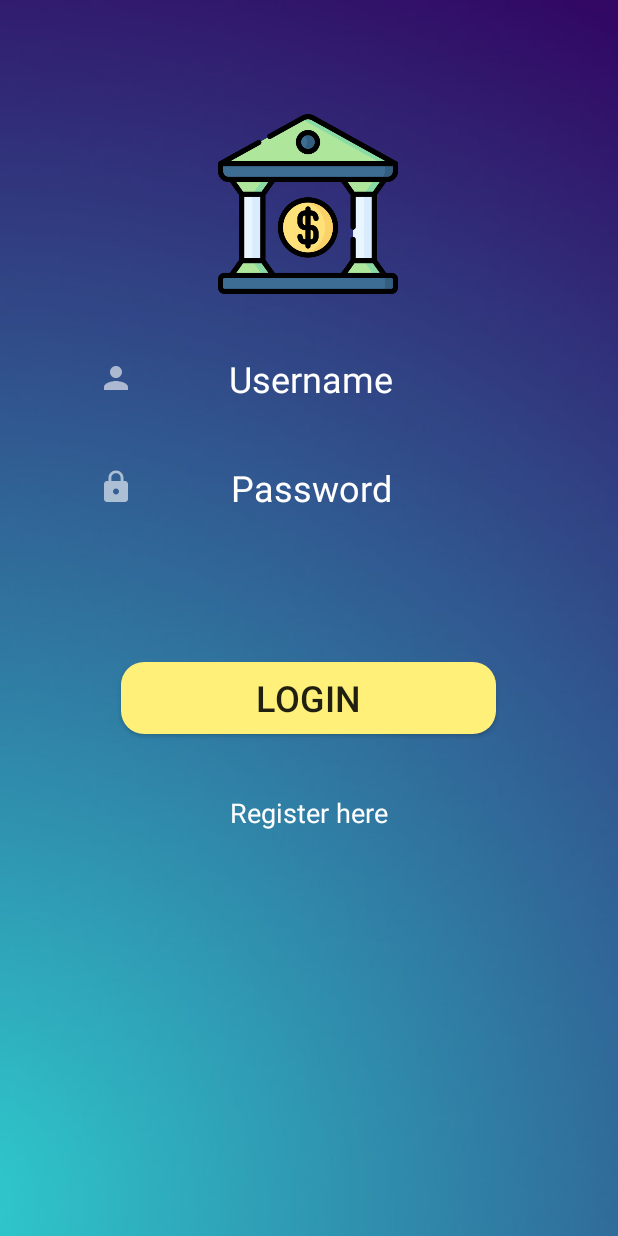
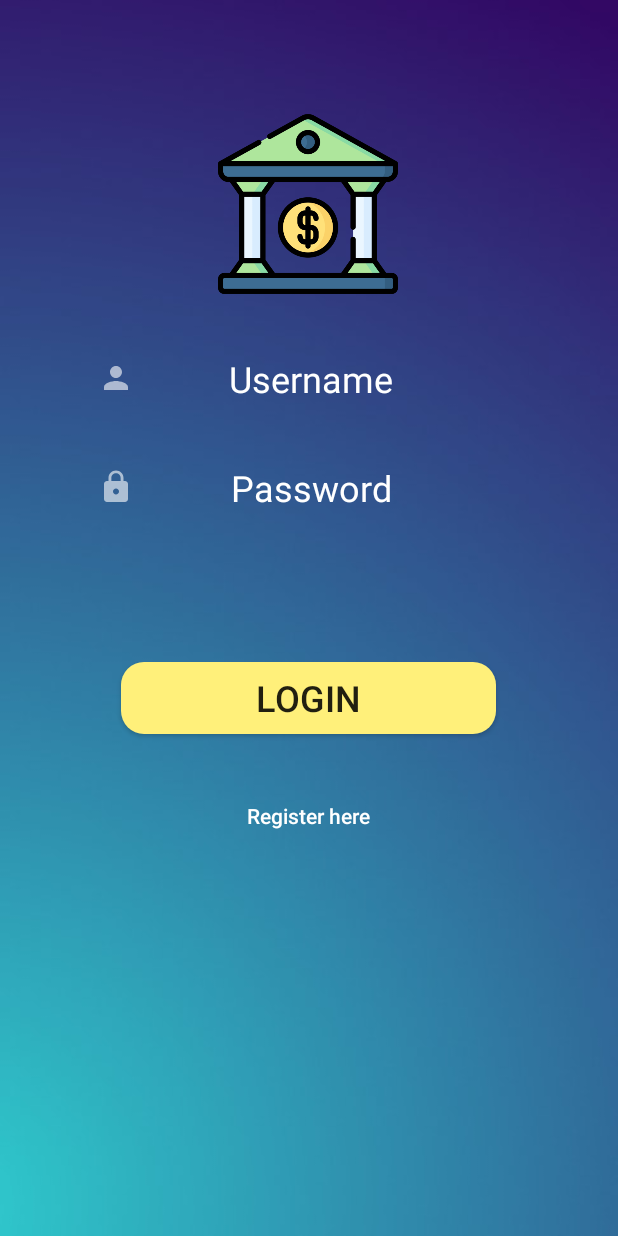
Before and after one commit to Kulasus/ExpenseTracker, an Android app: the screen it shows after launch (Login), after a tap on "LOGIN", on a phone screen of 412 x 824 dp. Run offline under Robolectric (Android 15) with nearby library versions, the phone set to English and light mode, and no system bars.

Commit message:
Added button for registration

```diff
--- a/app/src/main/java/com/lukkon/expensetracker/Login.java
+++ b/app/src/main/java/com/lukkon/expensetracker/Login.java
@@ -43,6 +43,8 @@ public class Login extends AppCompatActivity {
             passwordEditText.setText("");
             Toast.makeText(this, "User not found!", Toast.LENGTH_LONG).show();
         }
-
+    }
+    public void onRegistrationClick(View view){
+        Toast.makeText(this,"test", Toast.LENGTH_LONG).show();
     }
 }
--- a/app/src/main/res/layout/activity_login.xml
+++ b/app/src/main/res/layout/activity_login.xml
@@ -81,17 +81,19 @@
         app:layout_constraintStart_toStartOf="parent"
         app:layout_constraintTop_toBottomOf="@+id/passwordEditText" />
 
-    <TextView
-        android:id="@+id/registerTextView"
-        android:layout_width="wrap_content"
-        android:layout_height="wrap_content"
-        android:layout_alignParentBottom="true"
-        android:layout_centerHorizontal="true"
-        android:layout_marginTop="40dp"
+    <Button
+        android:id="@+id/registrationButton"
+        android:layout_width="122dp"
+        android:layout_height="37dp"
+        android:layout_marginTop="36dp"
         android:text="Register here"
-        android:textColor="@android:color/background_light"
-        android:textSize="18sp"
+        android:textAllCaps="false"
+        android:textColor="@color/colorWhite"
+        android:textSize="14sp"
+        android:background="@android:color/transparent"
+        android:onClick="onRegistrationClick"
         app:layout_constraintEnd_toEndOf="parent"
+        app:layout_constraintHorizontal_bias="0.498"
         app:layout_constraintStart_toStartOf="parent"
         app:layout_constraintTop_toBottomOf="@+id/loginButton" />
 
```
